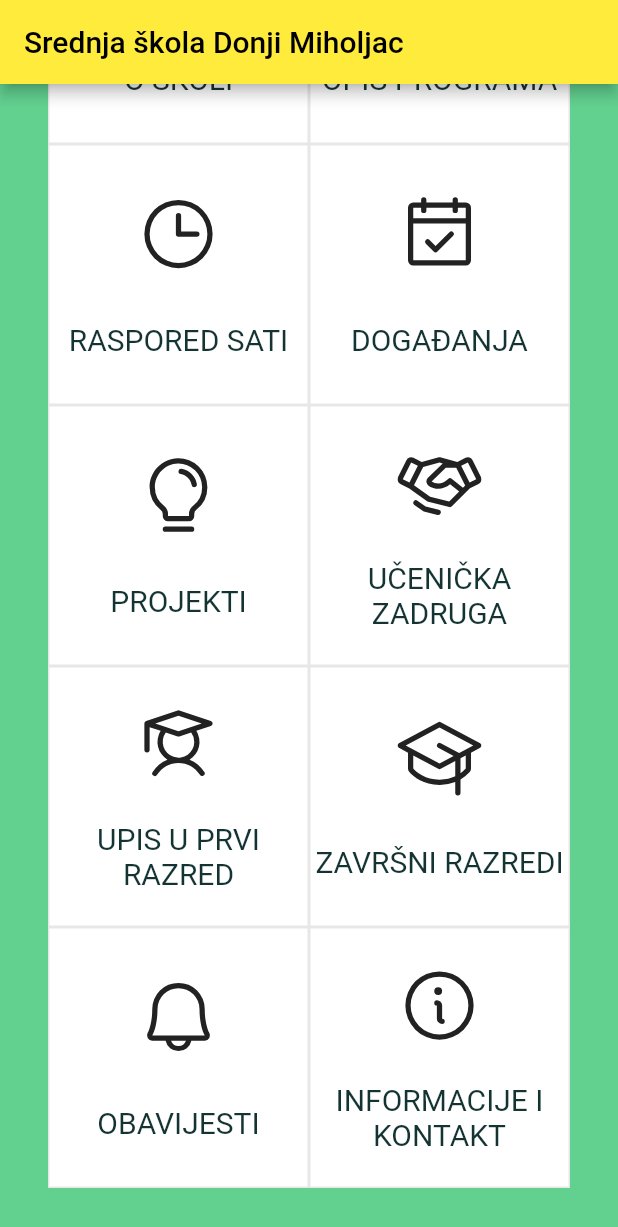
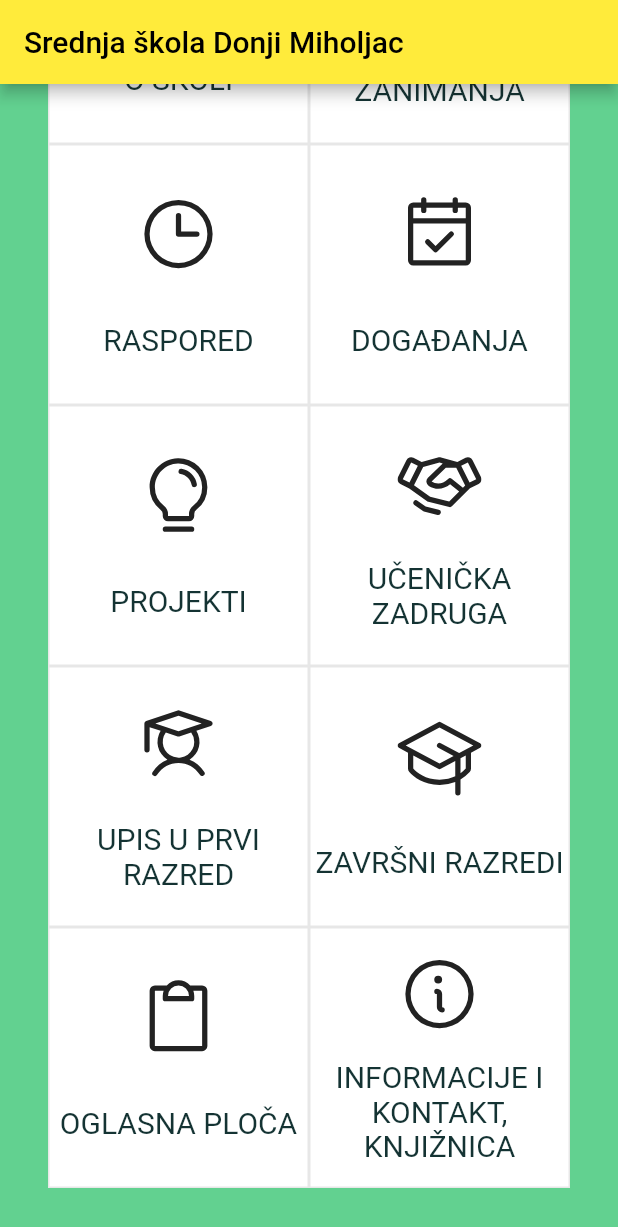
Before and after one commit to lovrodijanovic/SS-Donji-Miholjac, a Flutter app: the screen it shows after launch, scrolled down 166 dp, on a phone screen of 412 x 824 dp. Shown: the top 1227 px of the screen. Run offline on Flutter 3.47's test engine with Material 2 defaults, Android fonts, the phone set to English and light mode, and no system bars; our stand-ins replace flutter_phosphor_icons, url_launcher_web; Roboto replaces fonts that are missing (Raleway, RobotoCondensed).

Commit message:
small changes

```diff
--- a/lib/functionalites.dart
+++ b/lib/functionalites.dart
@@ -10,26 +10,23 @@ const functionalities = [
         PhosphorIcons.house_line,
         size: 56.0,
       ),
-    route: 'aboutSchool'
-  ),
+      route: 'aboutSchool'),
   Functionaly(
       id: 'f2',
-      title: 'Opis programa',
+      title: 'Programi i zanimanja',
       icon: Icon(
         PhosphorIcons.book_bookmark,
         size: 56.0,
       ),
-      route: 'programDescription'
-      ),
+      route: 'programDescription'),
   Functionaly(
       id: 'f3',
-      title: 'Raspored sati',
+      title: 'Raspored',
       icon: Icon(
         PhosphorIcons.clock,
         size: 56.0,
       ),
-      route: 'scedule'
-      ),
+      route: 'scedule'),
   Functionaly(
       id: 'f4',
       title: 'Događanja',
@@ -37,8 +34,7 @@ const functionalities = [
         PhosphorIcons.calendar_check,
         size: 56.0,
       ),
-      route: 'events'
-      ),
+      route: 'events'),
   Functionaly(
       id: 'f5',
       title: 'Projekti',
@@ -46,8 +42,7 @@ const functionalities = [
         PhosphorIcons.lightbulb,
         size: 56.0,
       ),
-      route: 'projects'
-      ),
+      route: 'projects'),
   Functionaly(
       id: 'f6',
       title: 'Učenička zadruga',
@@ -55,8 +50,7 @@ const functionalities = [
         PhosphorIcons.handshake,
         size: 56.0,
       ),
-      route: 'studentAssociation'
-      ),
+      route: 'studentAssociation'),
   Functionaly(
       id: 'f7',
       title: 'Upis u prvi razred',
@@ -75,15 +69,15 @@ const functionalities = [
       route: 'lastGrade'),
   Functionaly(
       id: 'f9',
-      title: 'Obavijesti',
+      title: 'Oglasna ploča',
       icon: Icon(
-        PhosphorIcons.bell,
+        PhosphorIcons.clipboard,
         size: 56.0,
       ),
       route: 'notifications'),
   Functionaly(
       id: 'f10',
-      title: 'Informacije i kontakt',
+      title: 'Informacije i kontakt, knjižnica',
       icon: Icon(
         PhosphorIcons.info,
         size: 56.0,
--- a/pubspec.yaml
+++ b/pubspec.yaml
@@ -35,6 +35,7 @@ dependencies:
   cupertino_icons: ^1.0.2
   material: ^1.0.0+2
   flutter_phosphor_icons: ^0.0.1+6
+  url_launcher: ^5.7.10
 
 dev_dependencies:
   flutter_test:
```
Also changed, not shown: lib/appFunctionalities/information_and_contact.dart (+26 -6 lines), lib/generated_plugin_registrant.dart (added, +17 -0 lines), 7 other files. Lines whose indentation alone changed are shown as unchanged.
